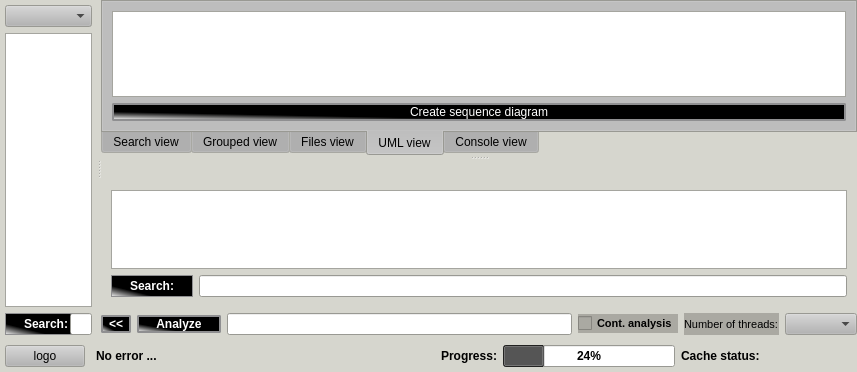
This is dltmessageanalyzerplugin/src/plugin/src/form.ui in svlad-90/DLT-Message-Analyzer as Qt 5 draws it before an edit. The edited form follows.
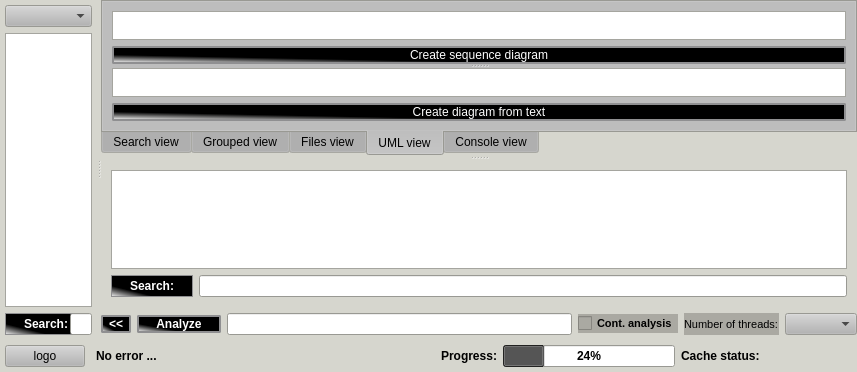
This is the edited form. The open tabs and pages were chosen to show the change. Custom widgets are drawn as their Qt base class.

```diff
--- a/dltmessageanalyzerplugin/src/plugin/src/form.ui
+++ b/dltmessageanalyzerplugin/src/plugin/src/form.ui
@@ -579,7 +579,32 @@
            <attribute name="title">
             <string>UML view</string>
            </attribute>
-           <layout class="QVBoxLayout" name="verticalLayout">
+           <layout class="QGridLayout" name="gridLayout">
+            <item row="2" column="0">
+             <widget class="QSplitter" name="UMLViewSplitter">
+              <property name="minimumSize">
+               <size>
+                <width>0</width>
+                <height>50</height>
+               </size>
+              </property>
+              <property name="orientation">
+               <enum>Qt::Vertical</enum>
+              </property>
+              <widget class="QWidget" name="verticalLayoutWidget_2">
+               <layout class="QVBoxLayout" name="UMLViewLayout">
+                <property name="leftMargin">
+                 <number>0</number>
+                </property>
+                <property name="topMargin">
+                 <number>0</number>
+                </property>
+                <property name="rightMargin">
+                 <number>0</number>
+                </property>
+                <property name="bottomMargin">
+                 <number>0</number>
+                </property>
             <item>
              <widget class="CUMLView" name="PNG_UML_View">
               <property name="contextMenuPolicy">
@@ -617,6 +642,57 @@
             </item>
            </layout>
           </widget>
+              <widget class="QWidget" name="verticalLayoutWidget_3">
+               <layout class="QVBoxLayout" name="UMLViewTELayout">
+                <property name="leftMargin">
+                 <number>0</number>
+                </property>
+                <property name="topMargin">
+                 <number>0</number>
+                </property>
+                <property name="rightMargin">
+                 <number>0</number>
+                </property>
+                <property name="bottomMargin">
+                 <number>0</number>
+                </property>
+                <item>
+                 <widget class="QPlainTextEdit" name="UMLTextEditor"/>
+                </item>
+                <item>
+                 <widget class="QPushButton" name="UMLCreateDiagramFromTextButton">
+                  <property name="styleSheet">
+                   <string notr="true">QPushButton {
+    border: 2px solid #8f8f91;
+    border-radius: 2px;
+    background-color: qlineargradient(spread:pad, x1:0.259, y1:0.720909, x2:0, y2:1, stop:0 rgba(0, 0, 0, 255), stop:1 rgba(255, 255, 255, 255));
+    min-width: 80px;
+	color: rgb(255, 255, 255);
+}
+
+QPushButton:pressed {
+    border: 2px solid #8f8f91;
+    background-color: qlineargradient(spread:pad, x1:0.169461, y1:0.181, x2:0, y2:0.954182, stop:0 rgba(0, 0, 0, 255), stop:1 rgba(255, 255, 255, 255));
+	color: rgb(255, 255, 255);
+}
+
+QPushButton:hover:!pressed{
+    border: 2px solid #9ccfdd;
+    background-color: qlineargradient(spread:pad, x1:0.119, y1:0.561682, x2:0.034, y2:0.926, stop:0 rgba(67, 115, 118, 255), stop:1 rgba(171, 211, 205, 255));
+	color: rgb(255, 255, 255);
+}</string>
+                  </property>
+                  <property name="text">
+                   <string>Create diagram from text</string>
+                  </property>
+                 </widget>
+                </item>
+               </layout>
+              </widget>
+             </widget>
+            </item>
+           </layout>
+          </widget>
           <widget class="QWidget" name="consoleViewTab">
            <attribute name="title">
             <string>Console view</string>
@@ -683,7 +759,7 @@
           </widget>
          </widget>
          <widget class="QWidget" name="verticalLayoutWidget">
-          <layout class="QVBoxLayout" name="filtersLayout" stretch="0,0,0">
+          <layout class="QVBoxLayout" name="filtersLayout" stretch="0,0">
            <property name="sizeConstraint">
             <enum>QLayout::SetMinimumSize</enum>
            </property>
@@ -699,19 +775,6 @@
            <property name="bottomMargin">
             <number>10</number>
            </property>
-           <item>
-            <spacer name="horizontalSpacer">
-             <property name="orientation">
-              <enum>Qt::Horizontal</enum>
-             </property>
-             <property name="sizeHint" stdset="0">
-              <size>
-               <width>40</width>
-               <height>20</height>
-              </size>
-             </property>
-            </spacer>
-           </item>
            <item>
             <widget class="CFiltersView" name="filtersTreeView">
              <property name="sizePolicy">
```
Left out of the diff: 2 changed lines with no effect on the pictures. Lines whose indentation alone changed are shown as unchanged.
